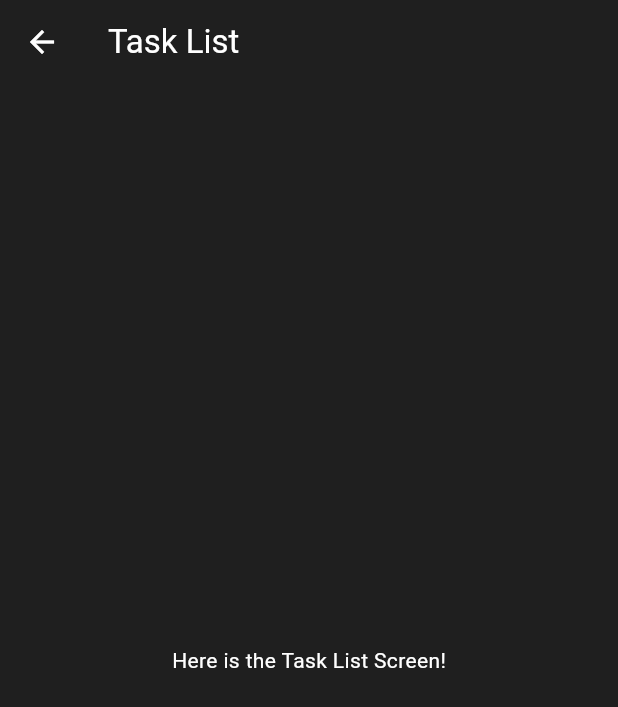
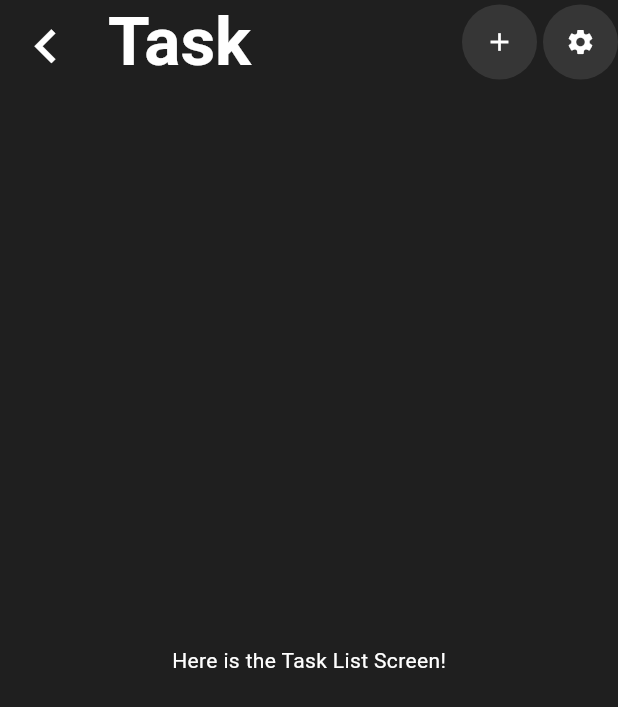
Before and after one commit to davidmottet/taskflow, a Flutter app: the TaskListScreen screen opened by its route, on a phone screen of 412 x 824 dp. Shown: the top 707 px of the screen. Run offline on Flutter 3.47's test engine with Material 3 defaults, Android fonts, the phone set to English and light mode, and no system bars; generated files the repository leaves out were written again.

Commit message:
Refactor TaskListScreen to use SubPageAppBar for improved navigation and UI consistency
- Replaced the default AppBar with the new SubPageAppBar, enhancing the user interface and navigation experience.
- Updated the app bar to include a dynamic title and an action for the "+" icon, aligning with recent UI improvements.
- These changes aim to provide a more cohesive and visually appealing task list screen.

```diff
--- a/lib/src/task_list_feature/task_list_screen.dart
+++ b/lib/src/task_list_feature/task_list_screen.dart
@@ -1,4 +1,5 @@
 import 'package:flutter/material.dart';
+import 'package:taskflow/src/ui/sub_page_app_bar.dart';
 
 class TaskListScreen extends StatelessWidget {
   const TaskListScreen({super.key});
@@ -8,8 +9,11 @@ class TaskListScreen extends StatelessWidget {
   @override
   Widget build(BuildContext context) {
     return Scaffold(
-      appBar: AppBar(
-        title: const Text('Task List'),
+      appBar: SubPageAppBar(
+        pageTitle: "Task",
+        onPlusIconPressed: () {
+          // Action à exécuter lorsque l'icône "+" est pressée
+        }
       ),
       body: const Center(
         child: Text('Here is the Task List Screen!'),
```
